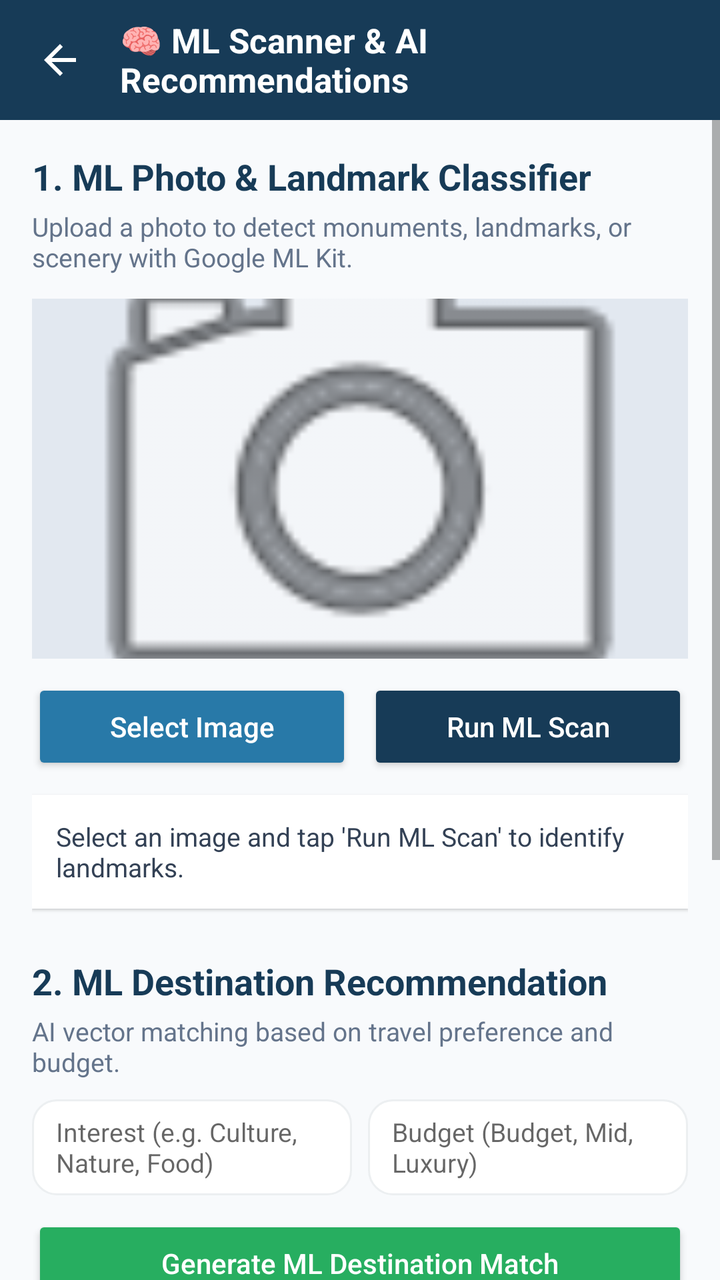
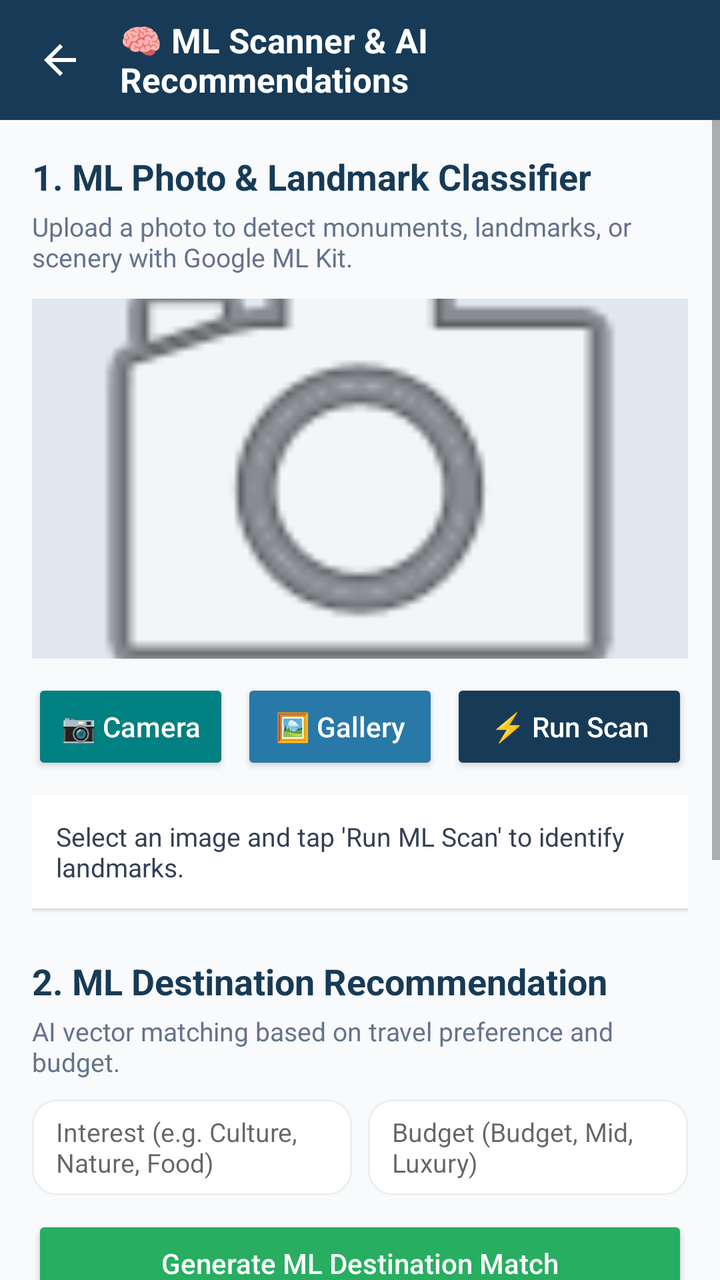

Screens rendered from an Android XML layout before and after an edit, with the pre-edit source and the edit as a unified diff.
<!-- AndroidManifest.xml: application theme Theme.AppCompat.Light.NoActionBar -->
<!-- res/layout/activity_ml_image_classifier.xml -->
<?xml version="1.0" encoding="utf-8"?>
<LinearLayout xmlns:android="http://schemas.android.com/apk/res/android"
    android:layout_width="match_parent"
    android:layout_height="match_parent"
    android:background="#F8FAFC"
    android:orientation="vertical">

    
    <LinearLayout
        android:layout_width="match_parent"
        android:layout_height="60dp"
        android:background="#173B57"
        android:gravity="center_vertical"
        android:orientation="horizontal"
        android:paddingStart="12dp"
        android:paddingEnd="12dp">

        <ImageView
            android:id="@+id/btnBack"
            android:layout_width="36dp"
            android:layout_height="36dp"
            android:background="?attr/selectableItemBackgroundBorderless"
            android:clickable="true"
            android:contentDescription="Back"
            android:focusable="true"
            android:padding="6dp"
            android:src="@drawable/ic_back_white" />

        <TextView
            android:layout_width="wrap_content"
            android:layout_height="wrap_content"
            android:layout_marginStart="12dp"
            android:text="🧠 ML Scanner &amp; AI Recommendations"
            android:textColor="#FFFFFF"
            android:textSize="17sp"
            android:textStyle="bold" />

    </LinearLayout>

    <ScrollView
        android:layout_width="match_parent"
        android:layout_height="match_parent"
        android:fillViewport="true">

        <LinearLayout
            android:layout_width="match_parent"
            android:layout_height="wrap_content"
            android:orientation="vertical"
            android:padding="16dp">

            
            <TextView
                android:layout_width="match_parent"
                android:layout_height="wrap_content"
                android:text="1. ML Photo &amp; Landmark Classifier"
                android:textColor="#173B57"
                android:textSize="18sp"
                android:textStyle="bold" />

            <TextView
                android:layout_width="match_parent"
                android:layout_height="wrap_content"
                android:layout_marginTop="4dp"
                android:text="Upload a photo to detect monuments, landmarks, or scenery with Google ML Kit."
                android:textColor="#64748B"
                android:textSize="13sp" />

            <ImageView
                android:id="@+id/ivSelectedPhoto"
                android:layout_width="match_parent"
                android:layout_height="180dp"
                android:layout_marginTop="12dp"
                android:background="#E2E8F0"
                android:contentDescription="Selected Image"
                android:scaleType="centerCrop"
                android:src="@android:drawable/ic_menu_camera" />

            <LinearLayout
                android:layout_width="match_parent"
                android:layout_height="wrap_content"
                android:layout_marginTop="10dp"
                android:orientation="horizontal">

                <Button
                    android:id="@+id/btnPickImage"
                    android:layout_width="0dp"
                    android:layout_height="wrap_content"
                    android:layout_weight="1"
                    android:backgroundTint="#2879A8"
                    android:text="Select Image"
                    android:textAllCaps="false"
                    android:textColor="#FFFFFF" />

                <Button
                    android:id="@+id/btnRunMlClassification"
                    android:layout_width="0dp"
                    android:layout_height="wrap_content"
                    android:layout_marginStart="8dp"
                    android:layout_weight="1"
                    android:backgroundTint="#173B57"
                    android:text="Run ML Scan"
                    android:textAllCaps="false"
                    android:textColor="#FFFFFF" />

            </LinearLayout>

            <TextView
                android:id="@+id/tvMlResults"
                android:layout_width="match_parent"
                android:layout_height="wrap_content"
                android:layout_marginTop="10dp"
                android:background="#FFFFFF"
                android:elevation="1dp"
                android:padding="12dp"
                android:text="Select an image and tap 'Run ML Scan' to identify landmarks."
                android:textColor="#334155"
                android:textSize="13sp" />

            
            <TextView
                android:layout_width="match_parent"
                android:layout_height="wrap_content"
                android:layout_marginTop="24dp"
                android:text="2. ML Destination Recommendation"
                android:textColor="#173B57"
                android:textSize="18sp"
                android:textStyle="bold" />

            <TextView
                android:layout_width="match_parent"
                android:layout_height="wrap_content"
                android:layout_marginTop="4dp"
                android:text="AI vector matching based on travel preference and budget."
                android:textColor="#64748B"
                android:textSize="13sp" />

            <LinearLayout
                android:layout_width="match_parent"
                android:layout_height="wrap_content"
                android:layout_marginTop="10dp"
                android:orientation="horizontal">

                <EditText
                    android:id="@+id/etPreferenceTag"
                    android:layout_width="0dp"
                    android:layout_height="48dp"
                    android:layout_weight="1"
                    android:background="@drawable/bg_edittext"
                    android:hint="Interest (e.g. Culture, Nature, Food)"
                    android:paddingStart="12dp"
                    android:paddingEnd="12dp"
                    android:textSize="13sp" />

                <EditText
                    android:id="@+id/etBudgetTier"
                    android:layout_width="0dp"
                    android:layout_height="48dp"
                    android:layout_marginStart="8dp"
                    android:layout_weight="1"
                    android:background="@drawable/bg_edittext"
                    android:hint="Budget (Budget, Mid, Luxury)"
                    android:paddingStart="12dp"
                    android:paddingEnd="12dp"
                    android:textSize="13sp" />

            </LinearLayout>

            <Button
                android:id="@+id/btnGetRecommendations"
                android:layout_width="match_parent"
                android:layout_height="wrap_content"
                android:layout_marginTop="10dp"
                android:backgroundTint="#27AE60"
                android:text="Generate ML Destination Match"
                android:textAllCaps="false"
                android:textColor="#FFFFFF" />

            <LinearLayout
                android:id="@+id/llRecommendationsContainer"
                android:layout_width="match_parent"
                android:layout_height="wrap_content"
                android:layout_marginTop="10dp"
                android:orientation="vertical" />

            
            <TextView
                android:layout_width="match_parent"
                android:layout_height="wrap_content"
                android:layout_marginTop="24dp"
                android:text="3. AI Predictive Travel Cost Forecast"
                android:textColor="#173B57"
                android:textSize="18sp"
                android:textStyle="bold" />

            <EditText
                android:id="@+id/etPredictDestination"
                android:layout_width="match_parent"
                android:layout_height="48dp"
                android:layout_marginTop="10dp"
                android:background="@drawable/bg_edittext"
                android:hint="Destination City (e.g. Tokyo, Paris, Bali)"
                android:paddingStart="12dp"
                android:paddingEnd="12dp"
                android:textSize="13sp" />

            <LinearLayout
                android:layout_width="match_parent"
                android:layout_height="wrap_content"
                android:layout_marginTop="8dp"
                android:orientation="horizontal">

                <EditText
                    android:id="@+id/etPredictDays"
                    android:layout_width="0dp"
                    android:layout_height="48dp"
                    android:layout_weight="1"
                    android:background="@drawable/bg_edittext"
                    android:hint="Duration (days)"
                    android:inputType="number"
                    android:paddingStart="12dp"
                    android:paddingEnd="12dp"
                    android:textSize="13sp" />

                <EditText
                    android:id="@+id/etPredictStyle"
                    android:layout_width="0dp"
                    android:layout_height="48dp"
                    android:layout_marginStart="8dp"
                    android:layout_weight="1"
                    android:background="@drawable/bg_edittext"
                    android:hint="Style (Budget, Mid-Range, Luxury)"
                    android:paddingStart="12dp"
                    android:paddingEnd="12dp"
                    android:textSize="13sp" />

            </LinearLayout>

            <Button
                android:id="@+id/btnPredictCost"
                android:layout_width="match_parent"
                android:layout_height="wrap_content"
                android:layout_marginTop="10dp"
                android:backgroundTint="#8E44AD"
                android:text="Calculate AI Cost Prediction"
                android:textAllCaps="false"
                android:textColor="#FFFFFF" />

            <TextView
                android:id="@+id/tvPredictionResult"
                android:layout_width="match_parent"
                android:layout_height="wrap_content"
                android:layout_marginTop="10dp"
                android:background="#FFFFFF"
                android:elevation="1dp"
                android:padding="12dp"
                android:text="Enter travel details and tap 'Calculate AI Cost Prediction'."
                android:textColor="#334155"
                android:textSize="13sp" />

        </LinearLayout>

    </ScrollView>

</LinearLayout>
<!-- resources referenced by this layout -->
<resources>
  <!-- drawable bg_edittext (drawable) -->
  <?xml version="1.0" encoding="utf-8"?>
  <shape xmlns:android="http://schemas.android.com/apk/res/android" android:shape="rectangle">
      <solid android:color="@color/white" />
      <stroke android:width="1dp" android:color="@color/divider" />
      <corners android:radius="12dp" />
  </shape>
  <!-- drawable ic_back_white (drawable) -->
  <vector xmlns:android="http://schemas.android.com/apk/res/android"
      android:width="24dp" android:height="24dp" android:viewportWidth="24" android:viewportHeight="24">
      <path android:fillColor="#FFFFFF"
          android:pathData="M20,11H7.83l5.59,-5.59L12,4l-8,8 8,8 1.41,-1.41L7.83,13H20z"/>
  </vector>
  <color name="white">#FFFFFF</color>
  <color name="divider">#ECEFF1</color>
</resources>

<!-- the commit's change to res/layout/activity_ml_image_classifier.xml (unified diff, before → after) -->
@@ -82,23 +82,34 @@
                 android:orientation="horizontal">
 
                 <Button
-                    android:id="@+id/btnPickImage"
+                    android:id="@+id/btnCaptureCamera"
                     android:layout_width="0dp"
                     android:layout_height="wrap_content"
                     android:layout_weight="1"
-                    android:backgroundTint="#2879A8"
-                    android:text="Select Image"
+                    android:backgroundTint="#008080"
+                    android:text="📷 Camera"
                     android:textAllCaps="false"
                     android:textColor="#FFFFFF" />
 
                 <Button
+                    android:id="@+id/btnPickImage"
+                    android:layout_width="0dp"
+                    android:layout_height="wrap_content"
+                    android:layout_marginStart="6dp"
+                    android:layout_weight="1"
+                    android:backgroundTint="#2879A8"
+                    android:text="🖼️ Gallery"
+                    android:textAllCaps="false"
+                    android:textColor="#FFFFFF" />
+
+                <Button
                     android:id="@+id/btnRunMlClassification"
                     android:layout_width="0dp"
                     android:layout_height="wrap_content"
-                    android:layout_marginStart="8dp"
-                    android:layout_weight="1"
+                    android:layout_marginStart="6dp"
+                    android:layout_weight="1.2"
                     android:backgroundTint="#173B57"
-                    android:text="Run ML Scan"
+                    android:text="⚡ Run Scan"
                     android:textAllCaps="false"
                     android:textColor="#FFFFFF" />
 
